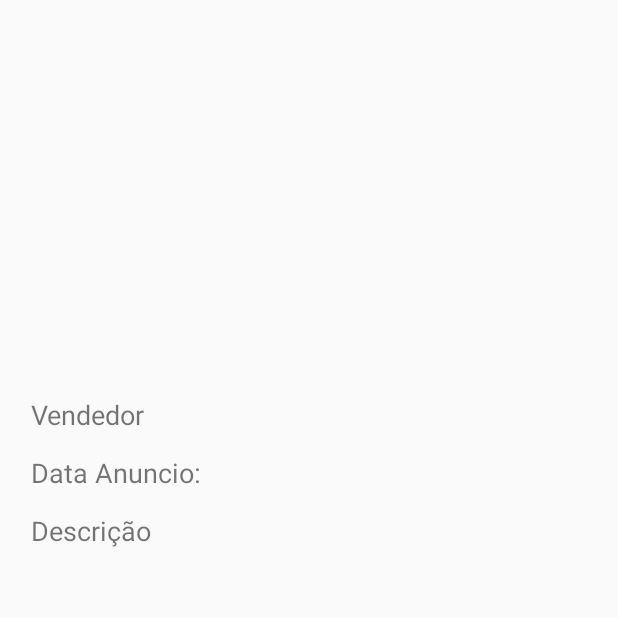
After one commit to vanecordelins/expoAgroBrasil, an Android app: the VisualizarAnuncioActivity screen opened directly, with no data from a screen before it, on a phone screen of 412 x 824 dp, the top half of it. The commit adds this screen. Run offline under Robolectric (Android 15) with nearby library versions, the phone set to English and light mode, and no system bars; our stand-ins replace Firebase (no records; nobody signed in at launch, a user with empty details on screens opened directly); libraries missing offline, so code that uses them is left out: com.github.chrisbanes.photoview; plain views replace PhotoView; pictures from the network do not load; 2 statements that could not run were skipped.

Commit message:
[#146783267]Listagem de produtos

```diff
--- /dev/null
+++ b/app/src/main/java/com/expoagro/expoagrobrasil/controller/AnuncioViewPager.java
@@ -0,0 +1,61 @@
+package com.expoagro.expoagrobrasil.controller;
+
+import android.content.Context;
+import android.support.v4.view.PagerAdapter;
+import android.view.LayoutInflater;
+import android.view.View;
+import android.view.ViewGroup;
+import android.widget.LinearLayout;
+
+import com.bumptech.glide.Glide;
+import com.expoagro.expoagrobrasil.R;
+import com.expoagro.expoagrobrasil.model.Anuncio;
+import com.github.chrisbanes.photoview.PhotoView;
+
+import java.util.ArrayList;
+
+/**
+ * Created by Samir on 24/07/2017.
+ */
+
+public class AnuncioViewPager extends PagerAdapter {
+
+    private ArrayList<String> images;
+
+
+    private Context context;
+    private LayoutInflater layoutInflater;
+
+    public AnuncioViewPager(Context context, ArrayList<String> images){
+        this.context = context;
+        this.images = images;
+    }
+
+    @Override
+    public int getCount() {
+        return images.size();
+    }
+
+    @Override
+    public boolean isViewFromObject(View view, Object object) {
+        return (view == (LinearLayout) object);
+    }
+
+    @Override
+    public Object instantiateItem(ViewGroup container, int position){
+        layoutInflater = (LayoutInflater) context.getSystemService(Context.LAYOUT_INFLATER_SERVICE);
+        View item_view = layoutInflater.inflate(R.layout.teste_viewpager, container, false);
+//        ImageView imageView = (ImageView) item_view.findViewById(R.id.imageView6);
+        PhotoView photoView = (PhotoView) item_view.findViewById(R.id.photo_view);
+        container.addView(item_view);
+        Glide.with(context).load(images.get(position)).centerCrop().into(photoView);
+
+
+        return item_view;
+    }
+
+    @Override
+    public void destroyItem(ViewGroup viewGroup, int position, Object o){
+        viewGroup.removeView((LinearLayout) o);
+    }
+}
--- a/app/src/main/java/com/expoagro/expoagrobrasil/controller/CadastroProdutoActivity.java
+++ b/app/src/main/java/com/expoagro/expoagrobrasil/controller/CadastroProdutoActivity.java
@@ -162,8 +162,8 @@ public class CadastroProdutoActivity extends AppCompatActivity {
             switch (requestCode) {
                 case PICK_IMAGE_ID:
                     Bitmap bitmap = ImagePicker.getImageFromResult(this, resultCode, data);
-                    Bitmap resizedBitmap = Bitmap.createScaledBitmap(bitmap, viewPager.getWidth(), viewPager.getHeight(), true);
-                    fotos.add(resizedBitmap);
+                    //Bitmap resizedBitmap = Bitmap.createScaledBitmap(bitmap, viewPager.getWidth(), viewPager.getHeight(), true);
+                    fotos.add(bitmap);
 
                     if(fotos.size() > 4) {
                         findViewById(R.id.btn_add_mais).setEnabled(false);
@@ -250,7 +250,7 @@ public class CadastroProdutoActivity extends AppCompatActivity {
                                     Usuario target = user.getValue(Usuario.class);
                                     produto.setCidade(target.getCidade());
                                     produto.setFoto(fotosURL);
-                                    pdao.save(produto);
+                                    pdao.update(produto);
                                 }
                             }
                         }
--- /dev/null
+++ b/app/src/main/java/com/expoagro/expoagrobrasil/controller/VisualizarAnuncioActivity.java
@@ -0,0 +1,73 @@
+package com.expoagro.expoagrobrasil.controller;
+
+import android.os.Bundle;
+import android.support.v4.view.ViewPager;
+import android.support.v7.app.AppCompatActivity;
+import android.widget.TextView;
+
+import com.expoagro.expoagrobrasil.R;
+import com.expoagro.expoagrobrasil.dao.ProdutoDAO;
+import com.expoagro.expoagrobrasil.model.Produto;
+import com.google.firebase.auth.FirebaseAuth;
+import com.google.firebase.database.DataSnapshot;
+import com.google.firebase.database.DatabaseError;
+import com.google.firebase.database.DatabaseReference;
+import com.google.firebase.database.FirebaseDatabase;
+import com.google.firebase.database.ValueEventListener;
+
+import java.util.ArrayList;
+
+/**
+ * Created by Samir on 24/07/2017.
+ */
+
+public class VisualizarAnuncioActivity extends AppCompatActivity{
+    private ViewPager viewPager;
+    private AnuncioViewPager testeViewPager;
+    private DatabaseReference mDatabase;
+
+//    FirebaseStorage storage = FirebaseStorage.getInstance();
+//    StorageReference storageRef = storage.getReferenceFromUrl("gs://expoagro-brasil.appspot.com/teste").child("DILMA.png");
+
+    private ArrayList<String> img = new ArrayList<>();
+
+    @Override
+    protected void onCreate(Bundle savedInstanceState){
+        super.onCreate(savedInstanceState);
+        setContentView(R.layout.activity_visualizar_anuncio);
+
+        img.add("https://firebasestorage.googleapis.com/v0/b/expoagro-brasil.appspot.com/o/yziH8PEqaIUS8wPCBi9qY3Tgh393%2FTeste%2FTeste1.png?alt=media&token=b68d8893-48bd-401a-bd84-a3feed89083a");
+        recuperarAuncio();
+        viewPager = (ViewPager)findViewById(R.id.viewPager);
+        testeViewPager = new AnuncioViewPager(this, img);
+        viewPager.setAdapter(testeViewPager);
+
+    }
+
+    public void recuperarAuncio(){
+
+        String uid = FirebaseAuth.getInstance().getCurrentUser().getUid();
+        final String nome = FirebaseAuth.getInstance().getCurrentUser().getDisplayName();
+        mDatabase = FirebaseDatabase.getInstance().getReference();
+        ProdutoDAO.getDatabaseReference().orderByChild("idUsuario").equalTo(uid).addListenerForSingleValueEvent(new ValueEventListener() {
+            @Override
+            public void onDataChange(DataSnapshot dataSnapshot) {
+                for (DataSnapshot prod : dataSnapshot.getChildren()){
+                    Produto produto = prod.getValue(Produto.class);
+                    ((TextView) findViewById(R.id.dataAnuncio)).setText("Data: "+produto.getData());
+                    ((TextView) findViewById(R.id.vendedor)).setText("Vendedor: "+nome);
+                    ((TextView) findViewById(R.id.descricao)).setText("Descrição: " + produto.getDescricao());
+//                    ((TextView) findViewById(R.id.editText12)).setText(produto.getCidade());
+                    System.out.println(produto.getFoto().get(0));
+
+//                    produto.getFoto();
+                }
+            }
+
+            @Override
+            public void onCancelled(DatabaseError databaseError) {
+
+            }
+        });
+    }
+}
--- a/app/src/main/res/layout/activity_visualizar_anuncio.xml
+++ b/app/src/main/res/layout/activity_visualizar_anuncio.xml
@@ -11,43 +11,12 @@
         android:id="@+id/dataAnuncio"
         android:layout_width="wrap_content"
         android:layout_height="wrap_content"
-        android:layout_marginTop="39dp"
         android:text="Data Anuncio:"
-        android:layout_marginLeft="32dp"
-        android:layout_marginStart="32dp"
-        android:layout_below="@+id/viewPager"
-        android:layout_alignParentLeft="true"
-        android:layout_alignParentStart="true" />
-
-    <TextView
-        android:id="@+id/categoria"
-        android:layout_width="wrap_content"
-        android:layout_height="wrap_content"
-        android:layout_marginTop="20dp"
-        android:text="Categoria:"
-        android:layout_below="@+id/dataAnuncio"
-        android:layout_alignRight="@+id/dataAnuncio"
-        android:layout_alignEnd="@+id/dataAnuncio" />
-
-    <TextView
-        android:id="@+id/vendedor"
-        android:layout_width="wrap_content"
-        android:layout_height="wrap_content"
-        android:layout_alignEnd="@+id/categoria"
-        android:layout_alignRight="@+id/categoria"
-        android:layout_below="@+id/categoria"
-        android:layout_marginTop="26dp"
-        android:text="Vendedor:" />
-
-    <TextView
-        android:id="@+id/cidade"
-        android:layout_width="wrap_content"
-        android:layout_height="wrap_content"
-        android:layout_marginTop="22dp"
-        android:text="Cidade:"
+        android:layout_marginTop="14dp"
+        android:textSize="8pt"
         android:layout_below="@+id/vendedor"
-        android:layout_alignRight="@+id/vendedor"
-        android:layout_alignEnd="@+id/vendedor" />
+        android:layout_alignLeft="@+id/vendedor"
+        android:layout_alignStart="@+id/vendedor" />
 
     <android.support.v4.view.ViewPager
         android:layout_width="370dp"
@@ -58,4 +27,26 @@
 
     </android.support.v4.view.ViewPager>
 
+    <TextView
+        android:id="@+id/vendedor"
+        android:layout_width="wrap_content"
+        android:layout_height="wrap_content"
+        android:text="Vendedor"
+        android:textSize="8pt"
+        android:layout_below="@+id/viewPager"
+        android:layout_alignLeft="@+id/viewPager"
+        android:layout_alignStart="@+id/viewPager"
+        android:layout_marginTop="14dp" />
+
+    <TextView
+        android:id="@+id/descricao"
+        android:layout_width="wrap_content"
+        android:layout_height="wrap_content"
+        android:layout_alignLeft="@+id/dataAnuncio"
+        android:layout_alignStart="@+id/dataAnuncio"
+        android:layout_below="@+id/dataAnuncio"
+        android:layout_marginTop="14dp"
+        android:text="Descrição"
+        android:textSize="8pt"/>
+
 </RelativeLayout>
```
Also changed, not shown: app/src/main/AndroidManifest.xml (+9 -0 lines), app/src/main/java/com/expoagro/expoagrobrasil/controller/MeusAnunciosActivity.java (added, +10 -0 lines), app/src/main/res/layout/activity_meus_anuncios.xml (added, +34 -0 lines).
